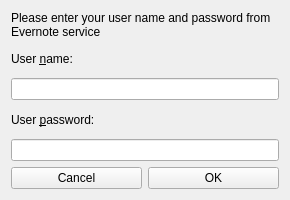
Old version of the form gui/src/AskUserNameAndPassword.ui in the repository d1vanov/quentier.
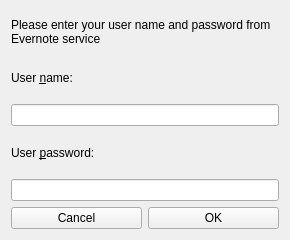
New version of the form.

Commit message: Fixed build on OS X, corrected settings of widgets asking for consumer key & secret and username & password.

Patch:
```diff
--- a/gui/src/AskUserNameAndPassword.ui
+++ b/gui/src/AskUserNameAndPassword.ui
@@ -7,11 +7,11 @@
     <x>0</x>
     <y>0</y>
     <width>290</width>
-    <height>200</height>
+    <height>240</height>
    </rect>
   </property>
   <property name="sizePolicy">
-   <sizepolicy hsizetype="Minimum" vsizetype="Minimum">
+   <sizepolicy hsizetype="Preferred" vsizetype="Preferred">
     <horstretch>0</horstretch>
     <verstretch>0</verstretch>
    </sizepolicy>
@@ -19,7 +19,7 @@
   <property name="minimumSize">
    <size>
     <width>290</width>
-    <height>200</height>
+    <height>240</height>
    </size>
   </property>
   <property name="maximumSize">
@@ -37,6 +37,12 @@
   <layout class="QVBoxLayout" name="verticalLayout">
    <item>
     <widget class="QLabel" name="textMessage">
+     <property name="minimumSize">
+      <size>
+       <width>0</width>
+       <height>40</height>
+      </size>
+     </property>
      <property name="text">
       <string>Please enter your user name and password from Evernote service</string>
      </property>
```
Left out of the diff: 6 changed lines with no effect on the pictures. The commit also changes 2 other files.
